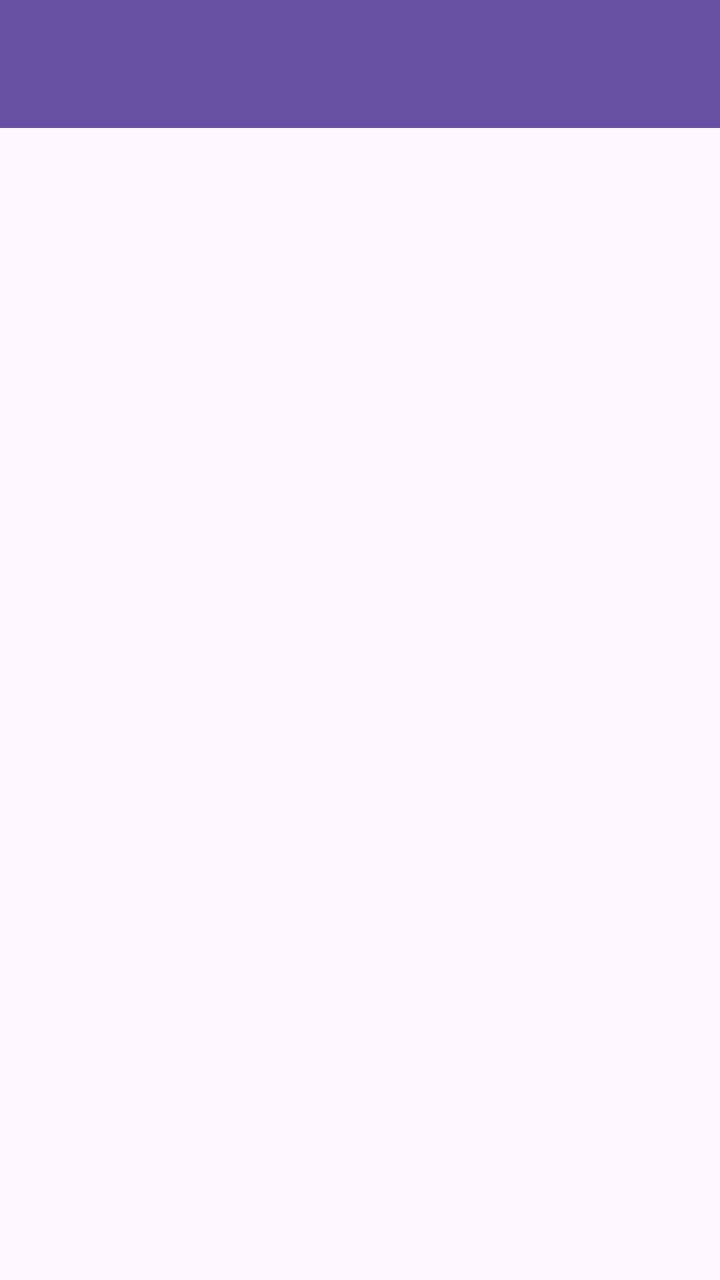
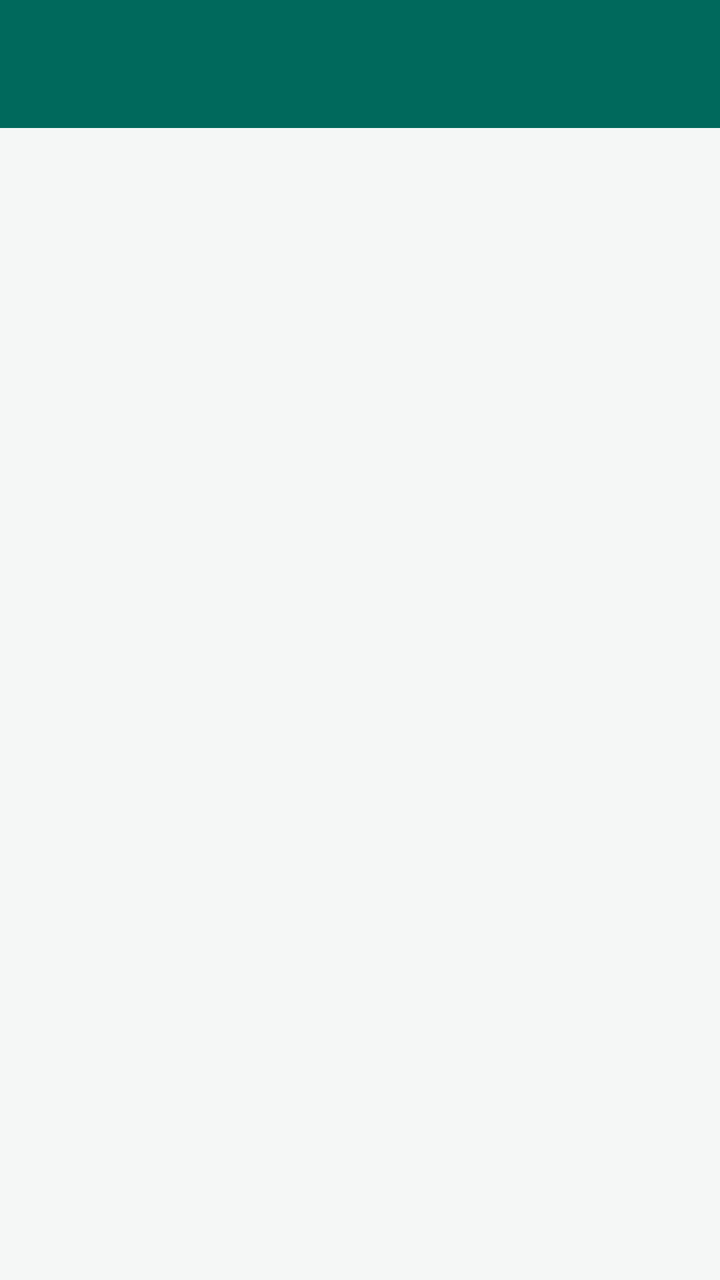

An Android layout rendered at two revisions. The XML below is the earlier revision; the diff shows what the commit changed to produce the second picture.
<!-- AndroidManifest.xml: application theme Theme.MyApplication -->
<!-- res/layout/activity_attendance_history.xml -->
<?xml version="1.0" encoding="utf-8"?>
<LinearLayout xmlns:android="http://schemas.android.com/apk/res/android"
    android:layout_width="match_parent"
    android:layout_height="match_parent"
    android:orientation="vertical">

    <com.google.android.material.appbar.MaterialToolbar
        android:id="@+id/toolbar"
        android:layout_width="match_parent"
        android:layout_height="?attr/actionBarSize"
        android:background="?attr/colorPrimary"
        android:title="Attendance History"
        android:titleTextColor="@color/white" />

    <FrameLayout
        android:layout_width="match_parent"
        android:layout_height="0dp"
        android:layout_weight="1">

        <TextView
            android:id="@+id/emptyText"
            android:layout_width="wrap_content"
            android:layout_height="wrap_content"
            android:layout_gravity="center"
            android:text="No attendance records yet."
            android:visibility="gone" />

        <androidx.recyclerview.widget.RecyclerView
            android:id="@+id/attendanceRecyclerView"
            android:layout_width="match_parent"
            android:layout_height="match_parent"
            android:clipToPadding="false"
            android:padding="8dp" />
    </FrameLayout>

</LinearLayout>
<!-- resources referenced by this layout -->
<resources>
  <color name="white">#FFFFFFFF</color>
  <style name="Theme.MyApplication" parent="Base.Theme.MyApplication" />
  <style name="Base.Theme.MyApplication" parent="Theme.Material3.DayNight.NoActionBar">
          
          
      </style>
</resources>

<!-- the commit's change to res/layout/activity_attendance_history.xml (unified diff, before → after) -->
@@ -1,5 +1,6 @@
 <?xml version="1.0" encoding="utf-8"?>
 <LinearLayout xmlns:android="http://schemas.android.com/apk/res/android"
+    xmlns:app="http://schemas.android.com/apk/res-auto"
     android:layout_width="match_parent"
     android:layout_height="match_parent"
     android:orientation="vertical">
@@ -10,20 +11,38 @@
         android:layout_height="?attr/actionBarSize"
         android:background="?attr/colorPrimary"
         android:title="Attendance History"
-        android:titleTextColor="@color/white" />
+        app:titleTextColor="@color/white" />
 
     <FrameLayout
         android:layout_width="match_parent"
         android:layout_height="0dp"
         android:layout_weight="1">
 
-        <TextView
+        <LinearLayout
             android:id="@+id/emptyText"
             android:layout_width="wrap_content"
             android:layout_height="wrap_content"
             android:layout_gravity="center"
-            android:text="No attendance records yet."
-            android:visibility="gone" />
+            android:orientation="vertical"
+            android:gravity="center"
+            android:visibility="gone">
+
+            <ImageView
+                android:layout_width="64dp"
+                android:layout_height="64dp"
+                android:alpha="0.5"
+                android:tint="@color/text_secondary"
+                android:contentDescription="@null"
+                android:src="@android:drawable/ic_menu_recent_history" />
+
+            <TextView
+                android:layout_width="wrap_content"
+                android:layout_height="wrap_content"
+                android:layout_marginTop="12dp"
+                android:text="No attendance records yet"
+                android:textColor="@color/text_secondary"
+                android:textSize="15sp" />
+        </LinearLayout>
 
         <androidx.recyclerview.widget.RecyclerView
             android:id="@+id/attendanceRecyclerView"
<!-- resource entries referenced after the edit -->
@@ -1,10 +1,24 @@
 <!-- resources referenced by this layout -->
 <resources>
+  <color name="text_secondary">#6B6B6B</color>
   <color name="white">#FFFFFFFF</color>
   <style name="Theme.MyApplication" parent="Base.Theme.MyApplication" />
   <style name="Base.Theme.MyApplication" parent="Theme.Material3.DayNight.NoActionBar">
-          
-          
+          <item name="colorPrimary">@color/brand_primary</item>
+          <item name="colorOnPrimary">@color/brand_on_primary</item>
+          <item name="colorPrimaryContainer">@color/brand_primary_light</item>
+          <item name="colorOnPrimaryContainer">@color/brand_primary_dark</item>
+          <item name="colorSecondary">@color/brand_secondary</item>
+          <item name="colorOnSecondary">@color/black</item>
+          <item name="android:statusBarColor">@color/brand_primary_dark</item>
+          <item name="android:windowBackground">@color/screen_background</item>
       </style>
+  <color name="brand_primary">#00695C</color>
+  <color name="brand_on_primary">@color/white</color>
+  <color name="brand_primary_light">#E0F2F1</color>
+  <color name="brand_primary_dark">#004D40</color>
+  <color name="brand_secondary">#FFB300</color>
+  <color name="black">#FF000000</color>
+  <color name="screen_background">#F5F7F6</color>
 </resources>
 
